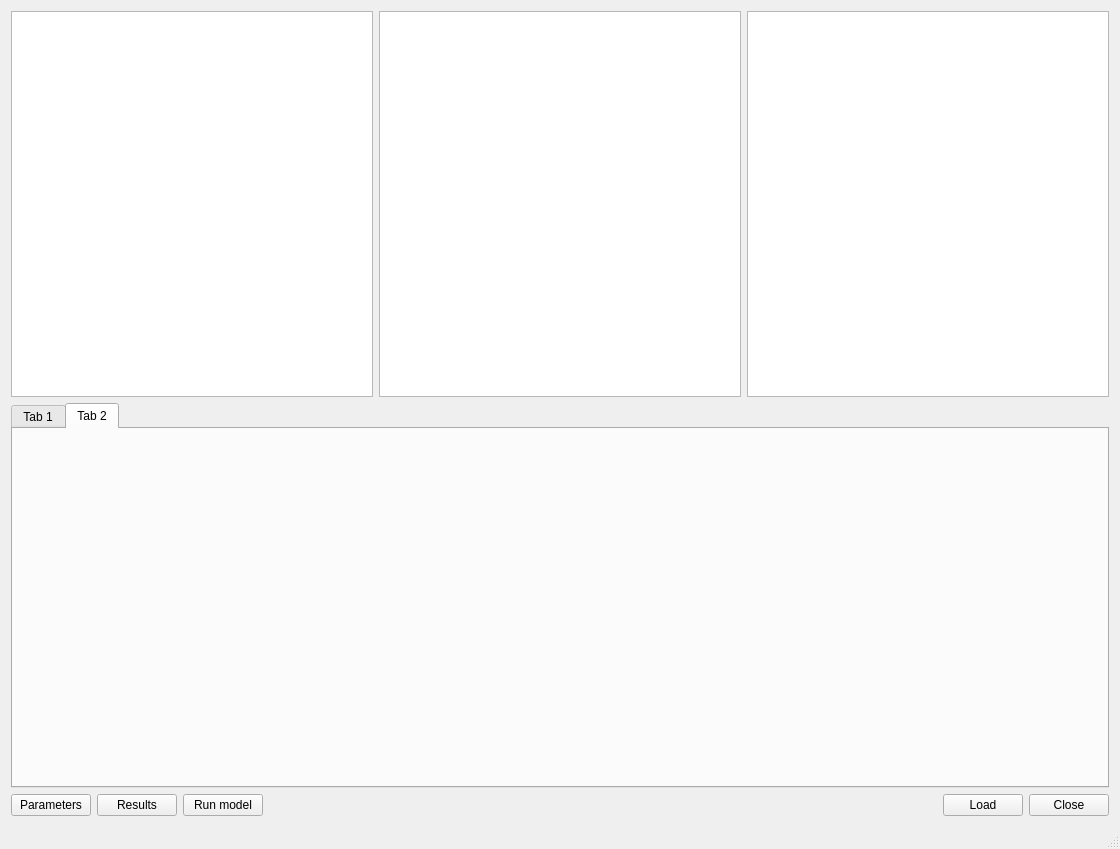
Qt form mainwindow.ui (Lecheps/INCAView) before a commit.
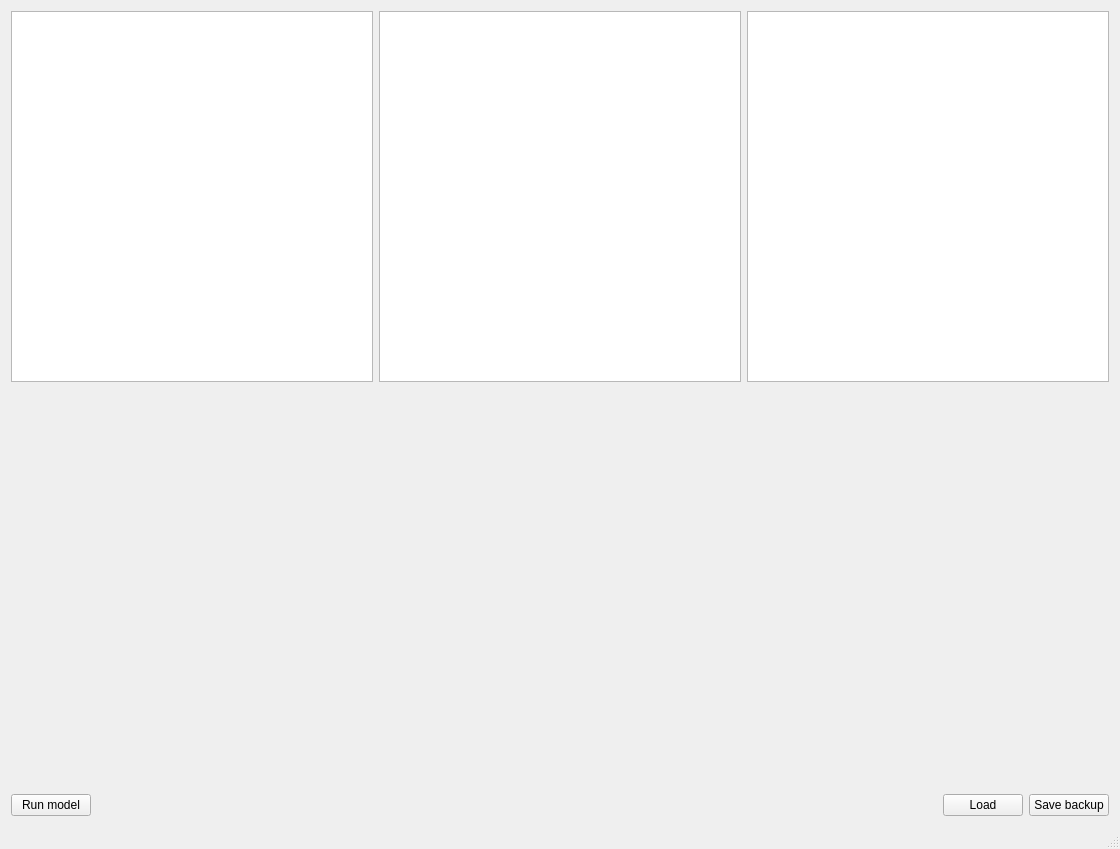
The same form after that commit. Custom widgets are drawn as their Qt base class.

Commit message: Cleaned up the ui in lots of ways Implemented parameter editing, which gets stored in the database The application recognizes if parameters are invalid, preventing them from being stored, and prompting an error if one tries to run the model. Added button for saving a backup copy of the current loaded database.

Patch:
```diff
--- a/mainwindow.ui
+++ b/mainwindow.ui
@@ -31,51 +31,26 @@
        </layout>
       </item>
       <item>
-       <layout class="QVBoxLayout" name="verticalLayout_3"/>
-      </item>
-      <item>
-       <widget class="QTabWidget" name="tabWidget">
-        <property name="currentIndex">
-         <number>1</number>
+       <widget class="QCustomPlot" name="widgetPlot" native="true">
+        <property name="enabled">
+         <bool>true</bool>
         </property>
-        <widget class="QWidget" name="tab_Parameters">
-         <attribute name="title">
-          <string>Tab 1</string>
-         </attribute>
-        </widget>
-        <widget class="QWidget" name="tab_Results">
-         <attribute name="title">
-          <string>Tab 2</string>
-         </attribute>
-         <widget class="QCustomPlot" name="widgetPlot" native="true">
-          <property name="geometry">
-           <rect>
-            <x>0</x>
-            <y>0</y>
-            <width>1071</width>
-            <height>341</height>
-           </rect>
-          </property>
-         </widget>
-        </widget>
+        <property name="sizePolicy">
+         <sizepolicy hsizetype="MinimumExpanding" vsizetype="Preferred">
+          <horstretch>0</horstretch>
+          <verstretch>0</verstretch>
+         </sizepolicy>
+        </property>
+        <property name="minimumSize">
+         <size>
+          <width>0</width>
+          <height>400</height>
+         </size>
+        </property>
        </widget>
       </item>
       <item>
        <layout class="QHBoxLayout" name="buttonsLayout">
-        <item>
-         <widget class="QPushButton" name="pushParameters">
-          <property name="text">
-           <string>Parameters</string>
-          </property>
-         </widget>
-        </item>
-        <item>
-         <widget class="QPushButton" name="pushResults">
-          <property name="text">
-           <string>Results</string>
-          </property>
-         </widget>
-        </item>
         <item>
          <widget class="QPushButton" name="pushRun">
           <property name="text">
@@ -106,7 +81,7 @@
         <item>
          <widget class="QPushButton" name="pushClose">
           <property name="text">
-           <string>Close</string>
+           <string>Save backup</string>
           </property>
          </widget>
         </item>
```
Left out of the diff: 18 changed lines with no effect on the pictures. The commit also changes 6 other files.
